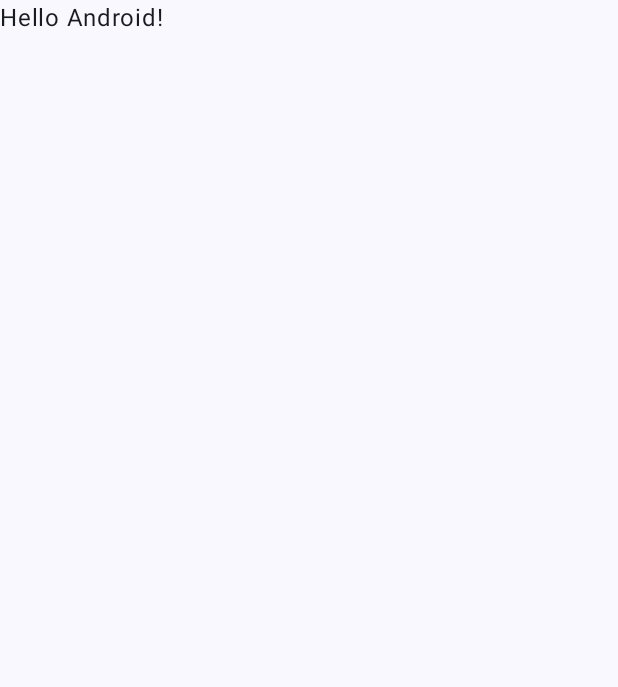
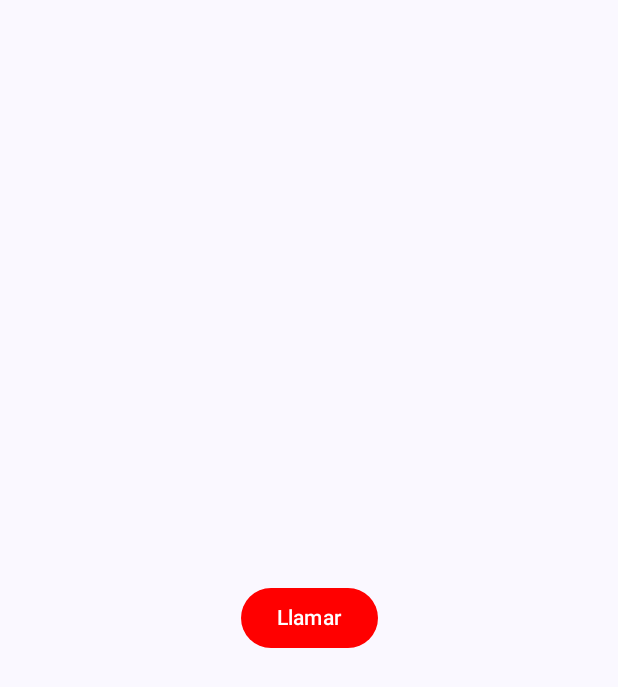
Before and after one commit to CurroCobain/HilfeApp, an Android app built with Jetpack Compose: the screen it shows after launch (MainActivity), on a phone screen of 412 x 824 dp. Before the commit the part shown is almost empty. Shown: the top 687 px of the screen. Run offline under Robolectric (Android 15) with nearby library versions, the phone set to English and light mode, and no system bars.

Commit message:
prueba de llamada

```diff
--- a/app/src/main/AndroidManifest.xml
+++ b/app/src/main/AndroidManifest.xml
@@ -1,6 +1,11 @@
 <?xml version="1.0" encoding="utf-8"?>
 <manifest xmlns:android="http://schemas.android.com/apk/res/android"
     xmlns:tools="http://schemas.android.com/tools">
+
+    <uses-feature
+        android:name="android.hardware.telephony"
+        android:required="false" />
+    <uses-permission android:name="android.permission.CALL_PHONE" />
 
     <application
         android:allowBackup="true"
--- a/app/src/main/java/com/example/hilfeapp/MainActivity.kt
+++ b/app/src/main/java/com/example/hilfeapp/MainActivity.kt
@@ -10,11 +10,14 @@ import androidx.compose.material3.Text
 import androidx.compose.runtime.Composable
 import androidx.compose.ui.Modifier
 import androidx.compose.ui.tooling.preview.Preview
+import com.example.hilfeapp.krankenwagen.navigation.NavManager
+import com.example.hilfeapp.krankenwagen.ui.viewModels.CallViewModel
 import com.example.hilfeapp.ui.theme.HilfeAppTheme
 
 class MainActivity : ComponentActivity() {
     override fun onCreate(savedInstanceState: Bundle?) {
         super.onCreate(savedInstanceState)
+        val callViewModel = CallViewModel()
         setContent {
             HilfeAppTheme {
                 // A surface container using the 'background' color from the theme
@@ -22,25 +25,9 @@ class MainActivity : ComponentActivity() {
                     modifier = Modifier.fillMaxSize(),
                     color = MaterialTheme.colorScheme.background
                 ) {
-                    Greeting("Android")
+                    NavManager(callViewModel = callViewModel)
                 }
             }
         }
     }
 }
-
-@Composable
-fun Greeting(name: String, modifier: Modifier = Modifier) {
-    Text(
-        text = "Hello $name!",
-        modifier = modifier
-    )
-}
-
-@Preview(showBackground = true)
-@Composable
-fun GreetingPreview() {
-    HilfeAppTheme {
-        Greeting("Android")
-    }
-}
--- /dev/null
+++ b/app/src/main/java/com/example/hilfeapp/krankenwagen/navigation/NavManager.kt
@@ -0,0 +1,21 @@
+package com.example.hilfeapp.krankenwagen.navigation
+
+import androidx.compose.runtime.Composable
+import androidx.navigation.compose.NavHost
+import androidx.navigation.compose.composable
+import androidx.navigation.compose.rememberNavController
+import com.example.hilfeapp.krankenwagen.ui.screens.CallScreen
+import com.example.hilfeapp.krankenwagen.ui.viewModels.CallViewModel
+
+@Composable
+fun NavManager(callViewModel: CallViewModel){
+    val navController = rememberNavController()
+    NavHost(
+        navController = navController ,
+        startDestination = Routes.PantallaCall.route)
+    {
+        composable(Routes.PantallaCall.route){
+            CallScreen(callViewModel)
+        }
+    }
+}
--- /dev/null
+++ b/app/src/main/java/com/example/hilfeapp/krankenwagen/navigation/Routes.kt
@@ -0,0 +1,5 @@
+package com.example.hilfeapp.krankenwagen.navigation
+
+sealed class Routes (val route: String){
+    object PantallaCall : Routes("call")
+}
--- /dev/null
+++ b/app/src/main/java/com/example/hilfeapp/krankenwagen/ui/screens/CallScreen.kt
@@ -0,0 +1,31 @@
+package com.example.hilfeapp.krankenwagen.ui.screens
+
+import androidx.compose.foundation.layout.Arrangement
+import androidx.compose.foundation.layout.Column
+import androidx.compose.material3.Button
+import androidx.compose.material3.ButtonDefaults
+import androidx.compose.material3.Text
+import androidx.compose.runtime.Composable
+import androidx.compose.ui.Alignment
+import androidx.compose.ui.graphics.Color
+import androidx.compose.ui.platform.LocalContext
+import com.example.hilfeapp.krankenwagen.ui.viewModels.CallViewModel
+
+@Composable
+fun CallScreen(callViewModel: CallViewModel) {
+    val context = LocalContext.current
+    Column(
+        horizontalAlignment = Alignment.CenterHorizontally,
+        verticalArrangement = Arrangement.Center
+    ) {
+        Button(
+            onClick = {
+                callViewModel.makePhoneCall(context)
+            },
+            colors = ButtonDefaults.buttonColors(Color.Red)
+        ) {
+            Text(text = "Llamar")
+        }
+    }
+
+}
--- /dev/null
+++ b/app/src/main/java/com/example/hilfeapp/krankenwagen/ui/viewModels/CallViewModel.kt
@@ -0,0 +1,19 @@
+package com.example.hilfeapp.krankenwagen.ui.viewModels
+
+import androidx.lifecycle.ViewModel
+import android.content.Context
+import android.content.Intent
+import android.net.Uri
+
+
+import kotlinx.coroutines.flow.MutableStateFlow
+
+class CallViewModel : ViewModel() {
+    private var number = MutableStateFlow("619033460")
+    fun makePhoneCall(context: Context) {
+        val intent = Intent(Intent.ACTION_DIAL).apply {
+            data = Uri.parse("tel:${number.value}")
+        }
+        context.startActivity(intent)
+    }
+}
```
Also changed, not shown: app/build.gradle.kts (+19 -0 lines).
